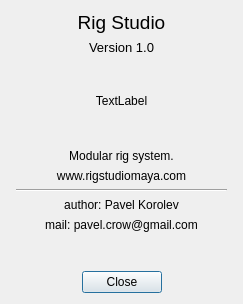
This is ui/designer/aboutWindow.ui in PavelCrow/RigStudio3 as Qt 5 draws it before an edit. The edited form follows.
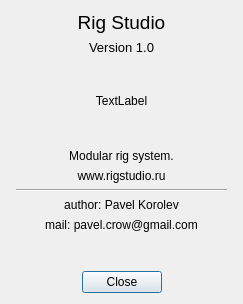
This is the edited form.

Patch:
```diff
--- a/ui/designer/aboutWindow.ui
+++ b/ui/designer/aboutWindow.ui
@@ -118,7 +118,7 @@
       <item>
        <widget class="QLabel" name="label_6">
         <property name="text">
-         <string>www.rigstudiomaya.com</string>
+         <string>www.rigstudio.ru</string>
         </property>
         <property name="alignment">
          <set>Qt::AlignCenter</set>
```
